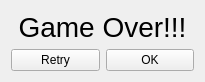
The window that ui/gameoverdialog.ui (tdauth/gustavsfairyland) describes before a commit, drawn with Qt 5.
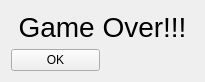
The same window after the commit.

Patch:
```diff
--- a/ui/gameoverdialog.ui
+++ b/ui/gameoverdialog.ui
@@ -14,20 +14,6 @@
    <string>Game Over</string>
   </property>
   <layout class="QGridLayout" name="gridLayout">
-   <item row="1" column="1">
-    <widget class="QPushButton" name="okPushButton">
-     <property name="text">
-      <string>OK</string>
-     </property>
-    </widget>
-   </item>
-   <item row="1" column="0">
-    <widget class="QPushButton" name="retryPushButton">
-     <property name="text">
-      <string>Retry</string>
-     </property>
-    </widget>
-   </item>
    <item row="0" column="0" colspan="2">
     <widget class="QLabel" name="label_3">
      <property name="font">
@@ -43,6 +29,13 @@
      </property>
     </widget>
    </item>
+   <item row="1" column="0">
+    <widget class="QPushButton" name="okPushButton">
+     <property name="text">
+      <string>OK</string>
+     </property>
+    </widget>
+   </item>
   </layout>
  </widget>
  <resources/>
```
